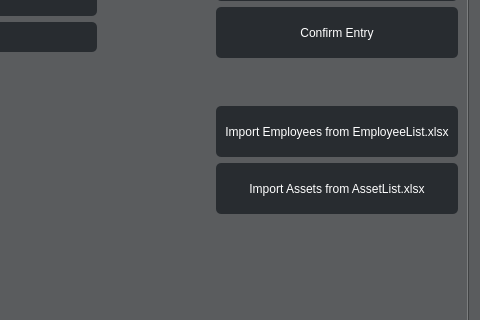
Before: the Qt Designer form ui/Admin_Level2_Access.ui in Capstone-RFID/Code, drawn with Qt 5; both pictures show x 391 to 871 and y 152 to 472 of the 871 by 597 pixel window.
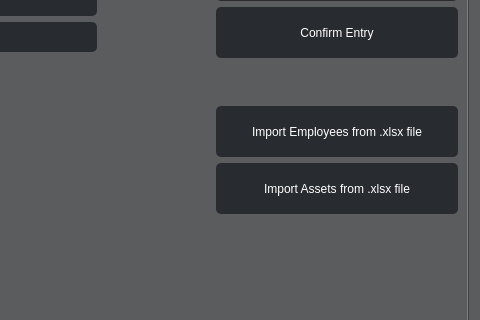
After: the same form once the commit is applied. The open tabs and pages were chosen to show the change.

Commit message:
Import assets now imports RFID tags
Fixed excel layout format and now code allows RFID tags to be put into RFID Table.

What changed in the file:
```diff
--- a/ui/Admin_Level2_Access.ui
+++ b/ui/Admin_Level2_Access.ui
@@ -1320,7 +1320,7 @@
 }</string>
              </property>
              <property name="text">
-              <string>Import Employees from EmployeeList.xlsx</string>
+              <string>Import Employees from .xlsx file</string>
              </property>
             </widget>
            </item>
@@ -1347,7 +1347,7 @@
 }</string>
              </property>
              <property name="text">
-              <string>Import Assets from AssetList.xlsx</string>
+              <string>Import Assets from .xlsx file</string>
              </property>
             </widget>
            </item>
```
Left out of the diff: 2 changed lines with no effect on the pictures. The commit also changes 3 other files.
